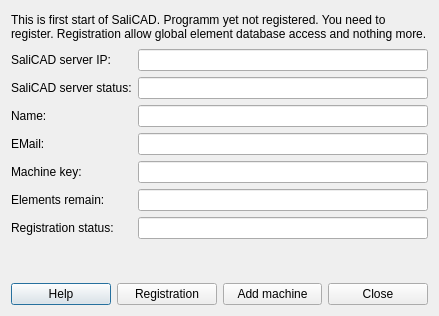
The window that src/windows/SdDRegistation.ui (usiksan/SaliCAD) describes before a commit, drawn with Qt 5.
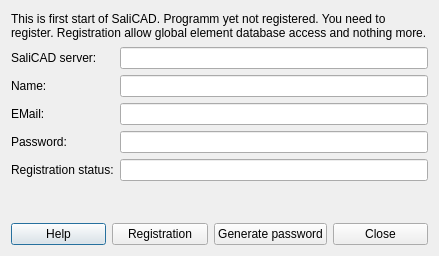
The same window after the commit.

The edit to the form file:
```diff
--- a/src/windows/SdDRegistation.ui
+++ b/src/windows/SdDRegistation.ui
@@ -7,7 +7,7 @@
     <x>0</x>
     <y>0</y>
     <width>439</width>
-    <height>316</height>
+    <height>256</height>
    </rect>
   </property>
   <property name="windowTitle">
@@ -29,79 +29,51 @@
      <item row="0" column="0">
       <widget class="QLabel" name="label_7">
        <property name="text">
-        <string>SaliCAD server IP:</string>
+        <string>SaliCAD server:</string>
        </property>
       </widget>
      </item>
      <item row="0" column="1">
       <widget class="QLineEdit" name="mServerIP"/>
      </item>
-     <item row="2" column="0">
+     <item row="1" column="0">
       <widget class="QLabel" name="mNameTitle">
        <property name="text">
         <string>Name:</string>
        </property>
       </widget>
      </item>
-     <item row="2" column="1">
+     <item row="1" column="1">
       <widget class="QLineEdit" name="mName"/>
      </item>
-     <item row="3" column="0">
+     <item row="2" column="0">
       <widget class="QLabel" name="label_3">
        <property name="text">
         <string>EMail:</string>
        </property>
       </widget>
      </item>
-     <item row="3" column="1">
+     <item row="2" column="1">
       <widget class="QLineEdit" name="mEmail"/>
      </item>
-     <item row="4" column="0">
+     <item row="3" column="0">
       <widget class="QLabel" name="label_6">
        <property name="text">
-        <string>Machine key:</string>
+        <string>Password:</string>
        </property>
       </widget>
      </item>
-     <item row="4" column="1">
-      <widget class="QLineEdit" name="mMachineKey"/>
+     <item row="3" column="1">
+      <widget class="QLineEdit" name="mPassword"/>
      </item>
-     <item row="5" column="1">
-      <widget class="QLineEdit" name="mRemain">
-       <property name="readOnly">
-        <bool>true</bool>
-       </property>
-      </widget>
-     </item>
-     <item row="1" column="0">
-      <widget class="QLabel" name="label_8">
-       <property name="text">
-        <string>SaliCAD server status:</string>
-       </property>
-      </widget>
-     </item>
-     <item row="1" column="1">
-      <widget class="QLineEdit" name="mServerStatus">
-       <property name="readOnly">
-        <bool>true</bool>
-       </property>
-      </widget>
-     </item>
-     <item row="5" column="0">
-      <widget class="QLabel" name="label_4">
-       <property name="text">
-        <string>Elements remain:</string>
-       </property>
-      </widget>
-     </item>
-     <item row="6" column="0">
+     <item row="4" column="0">
       <widget class="QLabel" name="label_5">
        <property name="text">
         <string>Registration status:</string>
        </property>
       </widget>
      </item>
-     <item row="6" column="1">
+     <item row="4" column="1">
       <widget class="QLineEdit" name="mRegistrationStatus">
        <property name="readOnly">
         <bool>true</bool>
@@ -136,7 +108,7 @@
      <item>
       <widget class="QPushButton" name="mAddMachine">
        <property name="text">
-        <string>Add machine</string>
+        <string>Generate password</string>
        </property>
       </widget>
      </item>
```
Left out of the diff: 4 changed lines with no effect on the pictures.
